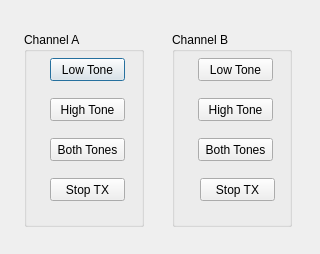
Old version of the form QT/QtSoundModem/calibrateDialog.ui in the repository bjpetit/linbpq.
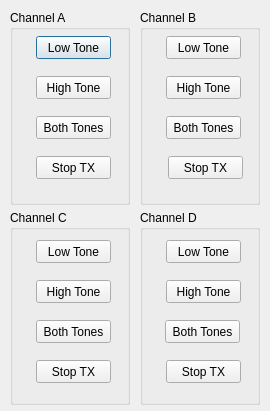
New version of the form.

Patch:
```diff
--- a/QT/QtSoundModem/calibrateDialog.ui
+++ b/QT/QtSoundModem/calibrateDialog.ui
@@ -6,8 +6,8 @@
    <rect>
     <x>0</x>
     <y>0</y>
-    <width>320</width>
-    <height>254</height>
+    <width>270</width>
+    <height>411</height>
    </rect>
   </property>
   <property name="windowTitle">
@@ -16,8 +16,8 @@
   <widget class="QGroupBox" name="groupBoxA">
    <property name="geometry">
     <rect>
-     <x>24</x>
-     <y>32</y>
+     <x>10</x>
+     <y>10</y>
      <width>120</width>
      <height>195</height>
     </rect>
@@ -81,8 +81,8 @@
   <widget class="QGroupBox" name="groupBoxB">
    <property name="geometry">
     <rect>
-     <x>172</x>
-     <y>32</y>
+     <x>140</x>
+     <y>10</y>
      <width>120</width>
      <height>195</height>
     </rect>
@@ -146,6 +146,136 @@
     </property>
    </widget>
   </widget>
+  <widget class="QGroupBox" name="groupBox">
+   <property name="geometry">
+    <rect>
+     <x>10</x>
+     <y>210</y>
+     <width>120</width>
+     <height>195</height>
+    </rect>
+   </property>
+   <property name="title">
+    <string>Channel C</string>
+   </property>
+   <widget class="QPushButton" name="High_C">
+    <property name="geometry">
+     <rect>
+      <x>26</x>
+      <y>70</y>
+      <width>75</width>
+      <height>23</height>
+     </rect>
+    </property>
+    <property name="text">
+     <string>High Tone</string>
+    </property>
+   </widget>
+   <widget class="QPushButton" name="Both_C">
+    <property name="geometry">
+     <rect>
+      <x>26</x>
+      <y>110</y>
+      <width>75</width>
+      <height>23</height>
+     </rect>
+    </property>
+    <property name="text">
+     <string>Both Tones</string>
+    </property>
+   </widget>
+   <widget class="QPushButton" name="Low_C">
+    <property name="geometry">
+     <rect>
+      <x>26</x>
+      <y>30</y>
+      <width>75</width>
+      <height>23</height>
+     </rect>
+    </property>
+    <property name="text">
+     <string>Low Tone</string>
+    </property>
+   </widget>
+   <widget class="QPushButton" name="Stop_C">
+    <property name="geometry">
+     <rect>
+      <x>26</x>
+      <y>150</y>
+      <width>75</width>
+      <height>23</height>
+     </rect>
+    </property>
+    <property name="text">
+     <string>Stop TX</string>
+    </property>
+   </widget>
+  </widget>
+  <widget class="QGroupBox" name="groupBox_2">
+   <property name="geometry">
+    <rect>
+     <x>140</x>
+     <y>210</y>
+     <width>120</width>
+     <height>195</height>
+    </rect>
+   </property>
+   <property name="title">
+    <string>Channel D</string>
+   </property>
+   <widget class="QPushButton" name="High_D">
+    <property name="geometry">
+     <rect>
+      <x>26</x>
+      <y>70</y>
+      <width>75</width>
+      <height>23</height>
+     </rect>
+    </property>
+    <property name="text">
+     <string>High Tone</string>
+    </property>
+   </widget>
+   <widget class="QPushButton" name="Both_D">
+    <property name="geometry">
+     <rect>
+      <x>25</x>
+      <y>110</y>
+      <width>75</width>
+      <height>23</height>
+     </rect>
+    </property>
+    <property name="text">
+     <string>Both Tones</string>
+    </property>
+   </widget>
+   <widget class="QPushButton" name="Low_D">
+    <property name="geometry">
+     <rect>
+      <x>26</x>
+      <y>30</y>
+      <width>75</width>
+      <height>23</height>
+     </rect>
+    </property>
+    <property name="text">
+     <string>Low Tone</string>
+    </property>
+   </widget>
+   <widget class="QPushButton" name="Stop_D">
+    <property name="geometry">
+     <rect>
+      <x>26</x>
+      <y>150</y>
+      <width>75</width>
+      <height>23</height>
+     </rect>
+    </property>
+    <property name="text">
+     <string>Stop TX</string>
+    </property>
+   </widget>
+  </widget>
  </widget>
  <resources/>
  <connections/>
```
